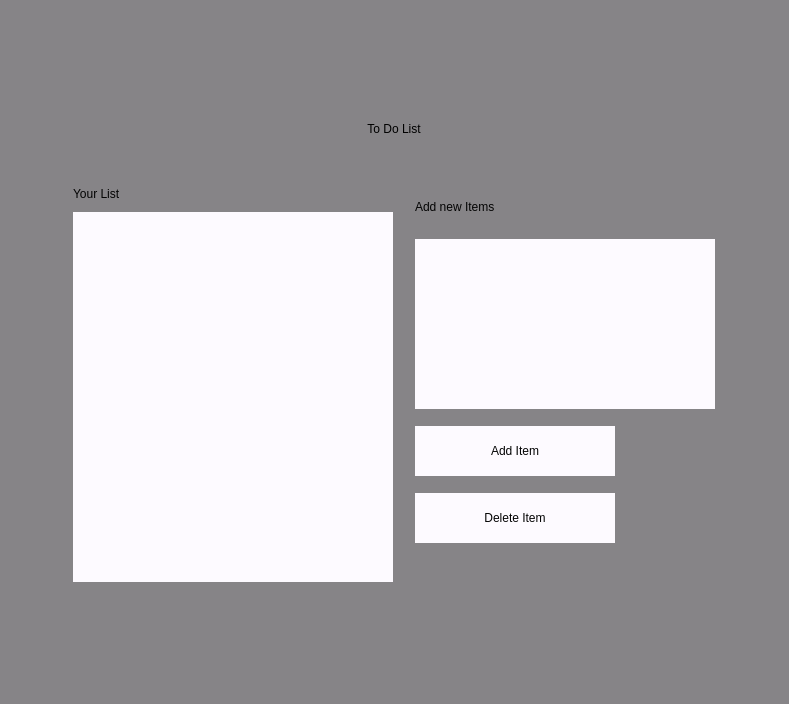
First picture: the form in widgets/ToDoList/toDoList.ui, repository miranda0129/Stick2It, before the edit.
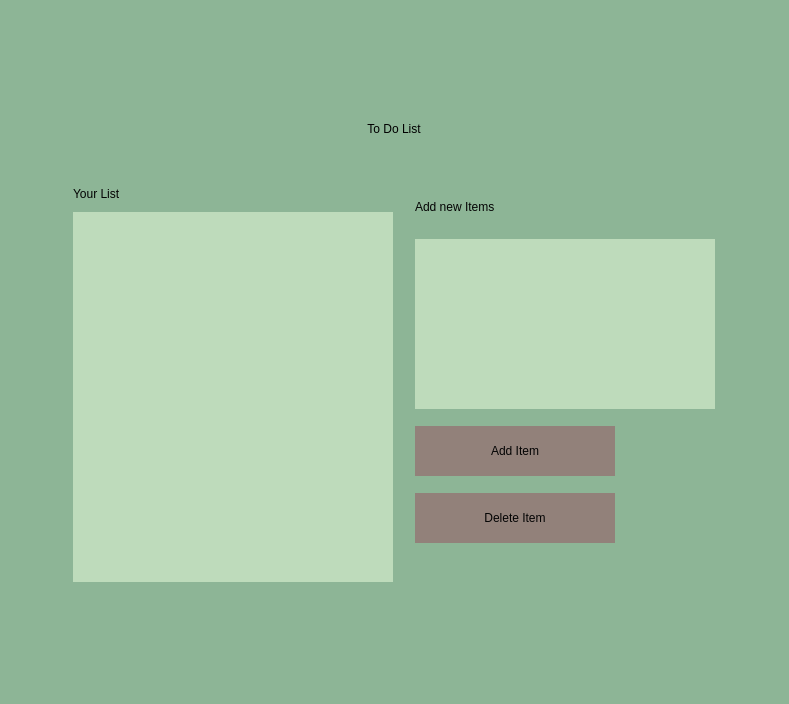
Second picture: the form after the edit.

Commit message: todolist file i/o complete colour/ui design started for todo list and main menu

The edit to the form file:
```diff
--- a/widgets/ToDoList/toDoList.ui
+++ b/widgets/ToDoList/toDoList.ui
@@ -23,7 +23,7 @@
    <bool>false</bool>
   </property>
   <property name="styleSheet">
-   <string notr="true">background-color: rgb(134, 132, 135);</string>
+   <string notr="true">background-color: #8db596;</string>
   </property>
   <widget class="QWidget" name="centralwidget">
    <layout class="QGridLayout" name="gridLayout_5">
@@ -132,7 +132,7 @@
                </property>
                <property name="styleSheet">
                 <string notr="true">color: rgb(0, 0, 0);
-background-color: rgb(253, 250, 255);</string>
+background-color: #bedbbb;</string>
                </property>
               </widget>
              </item>
@@ -171,7 +171,7 @@
                <property name="styleSheet">
                 <string notr="true">font: italic 20pt &quot;Courier New&quot;;
 color: rgb(3, 3, 3);
-background-color: rgb(253, 250, 255);</string>
+background-color: #92817a;</string>
                </property>
                <property name="text">
                 <string>Add Item</string>
@@ -207,7 +207,9 @@
                </property>
                <property name="styleSheet">
                 <string notr="true">color: rgb(0, 0, 0);
-background-color: rgb(253, 250, 255);</string>
+background-color: #bedbbb;
+border-style: solid;
+border-color: #707070;</string>
                </property>
               </widget>
              </item>
@@ -251,7 +253,7 @@
                <property name="styleSheet">
                 <string notr="true">font: italic 20pt &quot;Courier New&quot;;
 color: rgb(3, 3, 3);
-background-color: rgb(253, 250, 255);</string>
+background-color: #92817a;</string>
                </property>
                <property name="text">
                 <string>Delete Item</string>
```
The commit also changes 5 other files.
